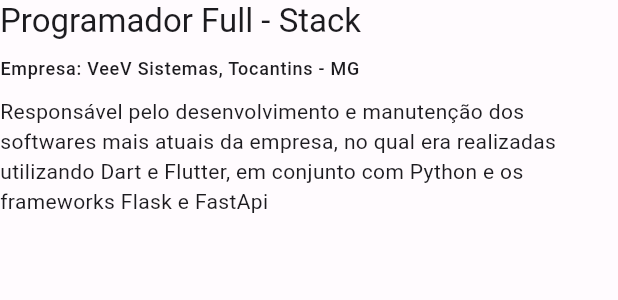
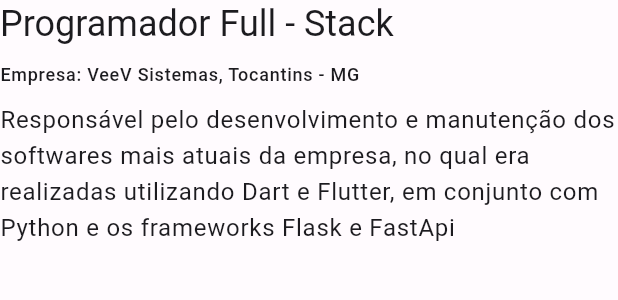
Before and after one commit to RobertsFerreira/Portifolio, a Flutter app: the TimelineItem widget shown alone on an empty page, opened directly, on a phone screen of 412 x 824 dp. Shown: the top 300 px of the screen. Run offline on Flutter 3.47's test engine with Material 3 defaults, Android fonts, the light colour scheme and no system bars.

Commit message:
style: changed size of texts

```diff
--- a/lib/src/modules/core/components/timeline/timeline_item.dart
+++ b/lib/src/modules/core/components/timeline/timeline_item.dart
@@ -18,7 +18,7 @@
       children: [
         Text(
           title,
-          style: Theme.of(context).textTheme.titleLarge,
+          style: Theme.of(context).textTheme.headlineSmall,
         ),
         Visibility(
           visible: subTitle != null,
@@ -34,7 +34,10 @@
           ),
         ),
         const SizedBox(height: 10),
-        Text(description),
+        Text(
+          description,
+          style: Theme.of(context).textTheme.bodyLarge,
+        ),
       ],
     );
   }
```
Also changed, not shown: lib/src/modules/curriculum/page/curriculum.dart (+14 -10 lines).
